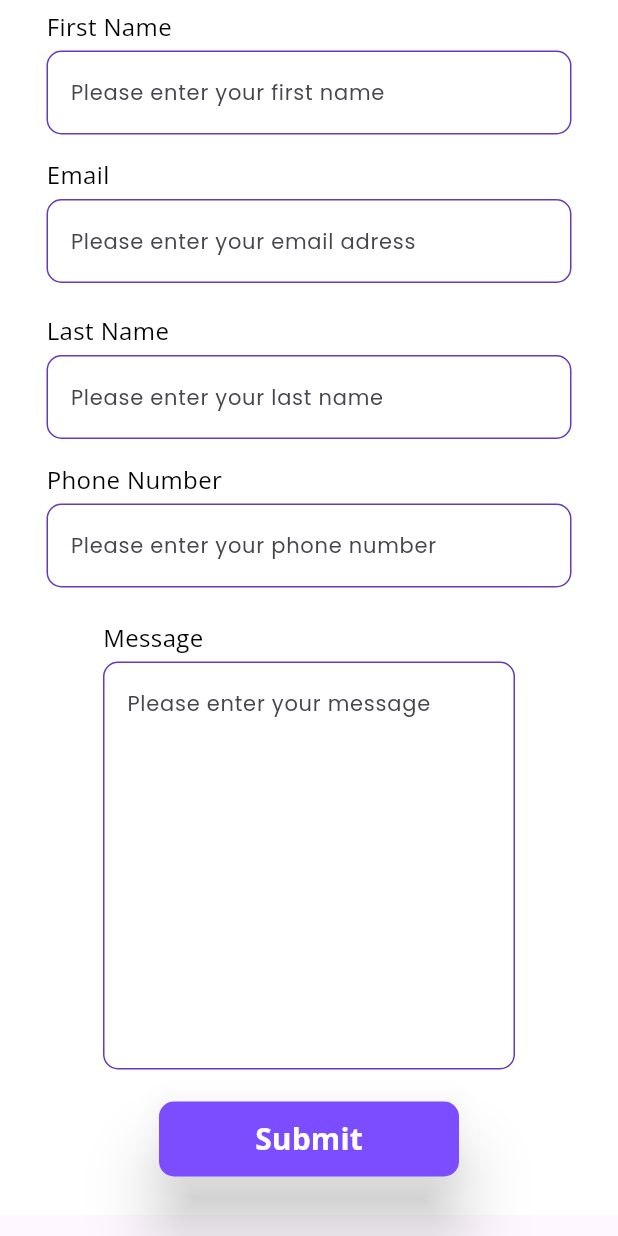
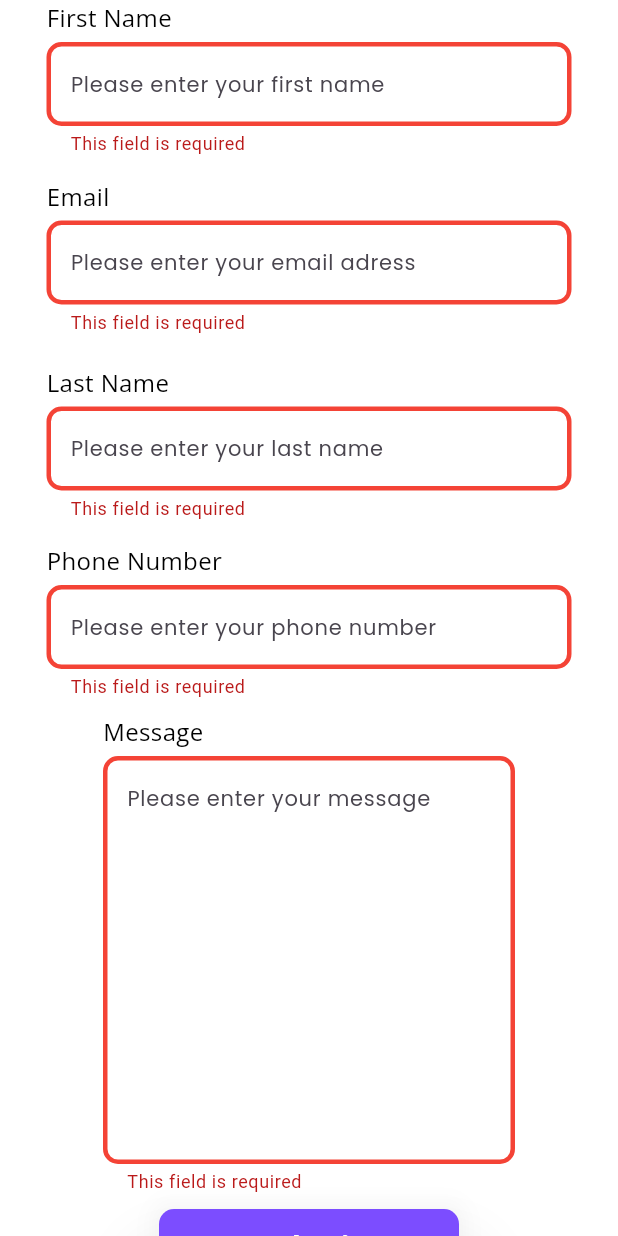
Before and after one commit to UlisesChopin16/MyLandingPage, a Flutter app: the ContactMeView screen opened by its route, scrolled down 400 dp, after a tap on "Submit", on a phone screen of 412 x 824 dp. Run offline on Flutter 3.47's test engine with Material 3 defaults, Android fonts, the phone set to English and light mode, and no system bars; our stand-ins replace cloud_firestore, firebase_core, flutter_svg, go_router, google_fonts, url_strategy; accounts and stored records are empty.

Commit message:
Se agrego la opcion para cambiar los colores en los tabbars. Se agrego la funcionalidad para que el form mande datos a firebase. La vista blog ya recibe datos de firebase.

```diff
--- a/lib/Components/contact_form_component.dart
+++ b/lib/Components/contact_form_component.dart
@@ -1,4 +1,6 @@
+import 'package:cloud_firestore/cloud_firestore.dart';
 import 'package:flutter/material.dart';
+import 'package:flutter/services.dart';
 import 'package:landing_page/Components/sans_font_component.dart';
 import 'package:landing_page/Components/text_form_component.dart';
 import 'package:landing_page/Constants/constant_strings.dart';
@@ -15,6 +17,26 @@ class ContactFormComponent extends StatefulWidget {
 }
 
 class _ContactFormComponentState extends State<ContactFormComponent> {
+  final GlobalKey<FormState> _formKey = GlobalKey<FormState>();
+
+  List<TextInputFormatter> inputTextFormatters = [
+    FilteringTextInputFormatter.allow(RegExp(r'[a-zA-Z ]')),
+  ];
+  List<TextInputFormatter> inputMessageFormatters = [
+    FilteringTextInputFormatter.allow(RegExp(r'^[a-zA-Z0-9,. ]*$')),
+  ];
+
+  List<TextInputFormatter> inputPhoneNumberFormatters = [
+    LengthLimitingTextInputFormatter(10),
+    FilteringTextInputFormatter.digitsOnly,
+  ];
+
+  TextEditingController firstNameController = TextEditingController();
+  TextEditingController lastNameController = TextEditingController();
+  TextEditingController emailController = TextEditingController();
+  TextEditingController phoneNumberController = TextEditingController();
+  TextEditingController messageController = TextEditingController();
+
   bool isValidEmail(String? email) {
     // if email is null, return false
     if (email == null) {
@@ -31,6 +53,18 @@ class _ContactFormComponentState extends State<ContactFormComponent> {
   String? validator(String? value) {
     if (value == null || value.trim().isEmpty) {
       return 'This field is required';
+    }else if (RegExp(r'[!#<>?":`~;[\]\\|=+)(*&^%]').hasMatch(value)) {
+      return 'Please enter a valid text';
+    }
+    return null;
+  }
+
+  String? validatePhoneNumber(String? value) {
+    String? data = validator(value);
+    if (data != null) {
+      return data;
+    } else if (value!.length < 10) {
+      return 'Please enter a valid phone number';
     }
     return null;
   }
@@ -45,18 +79,37 @@ class _ContactFormComponentState extends State<ContactFormComponent> {
     return null;
   }
 
+  Future<void> addMessage(
+      String firstName, String lastName, String email, String phoneNumber, String message) async {
+    CollectionReference messages = FirebaseFirestore.instance.collection('messages');
+    try {
+      await messages.add({
+        'firstName': firstName,
+        'lastName': lastName,
+        'email': email,
+        'phoneNumber': phoneNumber,
+        'message': message,
+      });
+      print('Message added');
+    } catch (e) {
+      print(e);
+    }
+  }
+
   @override
   Widget build(BuildContext context) {
     double width = MediaQuery.of(context).size.width;
-    double height = MediaQuery.of(context).size.height - AppBar().preferredSize.height;
+    double height = MediaQuery.of(context).size.height;
 
     return Container(
       color: Colors.white,
       width: width,
-      height: height > 810 ? height : 810,
+      height: height > 800 ? height : 800,
       child: Center(
         child: Padding(
           padding: const EdgeInsets.symmetric(horizontal: 30.0),
+          child: Form(
+            key: _formKey,
             child: Column(
               mainAxisAlignment: MainAxisAlignment.spaceEvenly,
               crossAxisAlignment: CrossAxisAlignment.center,
@@ -82,15 +135,18 @@ class _ContactFormComponentState extends State<ContactFormComponent> {
                       Column(
                         children: [
                           TextFormComponent(
+                            controller: firstNameController,
                             labelText: 'First Name',
                             hintText: 'Please enter your first name',
                             width: 350,
+                            inputFormatters: inputTextFormatters,
                             validator: validator,
                           ),
                           const SizedBox(
                             height: 15,
                           ),
                           TextFormComponent(
+                            controller: emailController,
                             labelText: 'Email',
                             hintText: 'Please enter your email adress',
                             width: 350,
@@ -101,19 +157,24 @@ class _ContactFormComponentState extends State<ContactFormComponent> {
                       Column(
                         children: [
                           TextFormComponent(
+                            controller: lastNameController,
                             labelText: 'Last Name',
                             hintText: 'Please enter your last name',
                             width: 350,
+                            inputFormatters: inputTextFormatters,
                             validator: validator,
                           ),
                           const SizedBox(
                             height: 15,
                           ),
                           TextFormComponent(
+                            controller: phoneNumberController,
                             labelText: 'Phone Number',
                             hintText: 'Please enter your phone number',
+                            keyboardType: TextInputType.phone,
+                            inputFormatters: inputPhoneNumberFormatters,
                             width: 350,
-                          validator: validator,
+                            validator: validatePhoneNumber,
                           ),
                         ],
                       ),
@@ -124,9 +185,12 @@ class _ContactFormComponentState extends State<ContactFormComponent> {
                   height: 10,
                 ),
                 TextFormComponent(
+                  controller: messageController,
                   labelText: 'Message',
                   hintText: 'Please enter your message',
+                  validator: validator,
                   width: width / 1.5,
+                  inputFormatters: inputMessageFormatters,
                   maxLines: 10,
                 ),
                 const SizedBox(
@@ -135,7 +199,41 @@ class _ContactFormComponentState extends State<ContactFormComponent> {
                 Padding(
                   padding: const EdgeInsets.only(bottom: 20.0),
                   child: MaterialButton(
-                  onPressed: () {},
+                    onPressed: () async {
+                      final FocusScopeNode focus = FocusScope.of(context);
+                      if (!focus.hasPrimaryFocus && focus.hasFocus) {
+                        FocusManager.instance.primaryFocus?.unfocus();
+                      }
+                      if (_formKey.currentState!.validate()) {
+                        await addMessage(
+                          firstNameController.text.trim(),
+                          lastNameController.text.trim(),
+                          emailController.text.trim(),
+                          phoneNumberController.text.trim(),
+                          messageController.text.trim(),
+                        );
+                        firstNameController.clear();
+                        lastNameController.clear();
+                        emailController.clear();
+                        phoneNumberController.clear();
+                        messageController.clear();
+                        _formKey.currentState!.reset();
+                        showDialog(context: context, builder: (context) {
+                          return AlertDialog(
+                            title: const Text('Message Sent'),
+                            content: const Text('Thank you for your message we will get back to you soon.'),
+                            actions: [
+                              TextButton(
+                                onPressed: () {
+                                  Navigator.of(context).pop();
+                                },
+                                child: const Text('Close'),
+                              )
+                            ],
+                          );
+                        },);
+                      }
+                    },
                     shape: RoundedRectangleBorder(
                       borderRadius: BorderRadius.circular(10),
                     ),
@@ -154,6 +252,7 @@ class _ContactFormComponentState extends State<ContactFormComponent> {
             ),
           ),
         ),
+      ),
     );
   }
 }
--- a/lib/Components/text_form_component.dart
+++ b/lib/Components/text_form_component.dart
@@ -1,4 +1,5 @@
 import 'package:flutter/material.dart';
+import 'package:flutter/services.dart';
 import 'package:google_fonts/google_fonts.dart';
 import 'package:landing_page/Components/sans_font_component.dart';
 
@@ -11,8 +12,13 @@ class TextFormComponent extends StatelessWidget {
   final String hintText;
 
   final String? Function(String?)? validator;
+  final void Function(String)? onChanged;
 
   final TextEditingController? controller;
+
+  final TextInputType? keyboardType;
+
+  final List<TextInputFormatter>? inputFormatters;
 
   const TextFormComponent({
     super.key,
@@ -22,6 +28,9 @@ class TextFormComponent extends StatelessWidget {
     this.width = 300,
     this.maxLines = 1,
     this.controller,
+    this.onChanged,
+    this.keyboardType,
+    this.inputFormatters,
   });
 
   @override
@@ -41,7 +50,10 @@ class TextFormComponent extends StatelessWidget {
             controller: controller,
             maxLines: maxLines,
             autovalidateMode: AutovalidateMode.onUserInteraction,
+            keyboardType: keyboardType,
+            inputFormatters: inputFormatters,
             validator: validator,
+            onChanged: onChanged,
             decoration: InputDecoration(
               hintText: hintText,
               hintStyle: GoogleFonts.poppins(fontSize: 14),
--- a/lib/Web/Components/tabbar_text_component.dart
+++ b/lib/Web/Components/tabbar_text_component.dart
@@ -5,11 +5,13 @@ class TabbarTextComponent extends StatefulWidget {
   final String text;
   final double? fontSize;
   final void Function(BuildContext)? onTap;
+  final Color textColor;
   const TabbarTextComponent({
     super.key,
     required this.text,
     this.fontSize,
     this.onTap,
+    this.textColor = Colors.black,
   });
 
   @override
@@ -57,7 +59,7 @@ class _TabbarTextComponentState extends State<TabbarTextComponent> {
                   decorationColor: Colors.deepPurple,
                 )
               : GoogleFonts.roboto(
-                  color: Colors.black,
+                  color: widget.textColor,
                   fontWeight: FontWeight.w600,
                   fontSize: widget.fontSize == null ? 20 : (widget.fontSize! - 4),
                 ),
```
Also changed, not shown: lib/Web/Components/list_of_tab_bars_component.dart (+14 -7 lines), lib/blog_view.dart (+2 -5 lines). Lines whose indentation alone changed are shown as unchanged.
